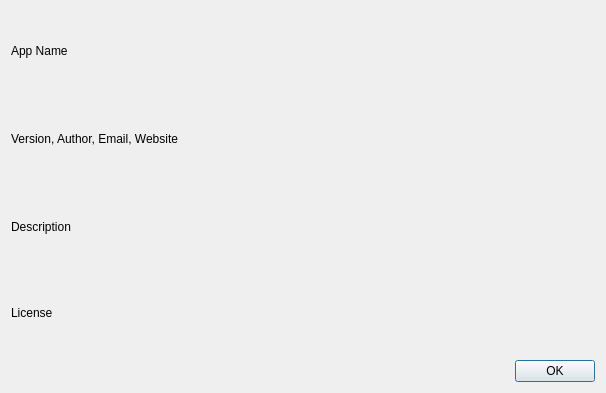
pavel-glukhov/ubuntu-sticky-notes, file ubuntu-sticky-notes/resources/ui/aboutdialog.ui: the form before one commit.
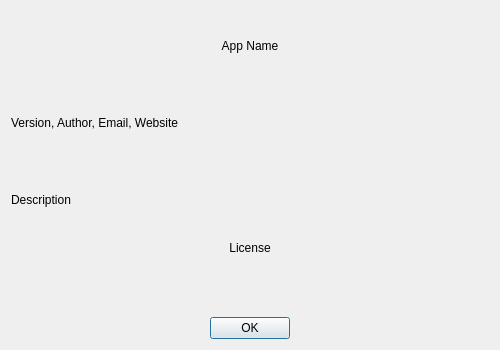
The form after the commit.

```diff
--- a/ubuntu-sticky-notes/resources/ui/aboutdialog.ui
+++ b/ubuntu-sticky-notes/resources/ui/aboutdialog.ui
@@ -6,8 +6,8 @@
    <rect>
     <x>0</x>
     <y>0</y>
-    <width>606</width>
-    <height>393</height>
+    <width>500</width>
+    <height>350</height>
    </rect>
   </property>
   <property name="windowTitle">
@@ -22,6 +22,9 @@
      <property name="textFormat">
       <enum>Qt::RichText</enum>
      </property>
+     <property name="alignment">
+      <set>Qt::AlignHCenter|Qt::AlignVCenter</set>
+     </property>
      <property name="margin">
       <number>10</number>
      </property>
@@ -64,6 +67,9 @@
      <property name="textFormat">
       <enum>Qt::RichText</enum>
      </property>
+     <property name="alignment">
+      <set>Qt::AlignHCenter</set>
+     </property>
      <property name="margin">
       <number>10</number>
      </property>
@@ -74,6 +80,9 @@
      <property name="standardButtons">
       <set>QDialogButtonBox::Ok</set>
      </property>
+     <property name="centerButtons">
+      <bool>true</bool>
+     </property>
     </widget>
    </item>
   </layout>
```
Left out of the diff: 11 changed lines with no effect on the pictures.
